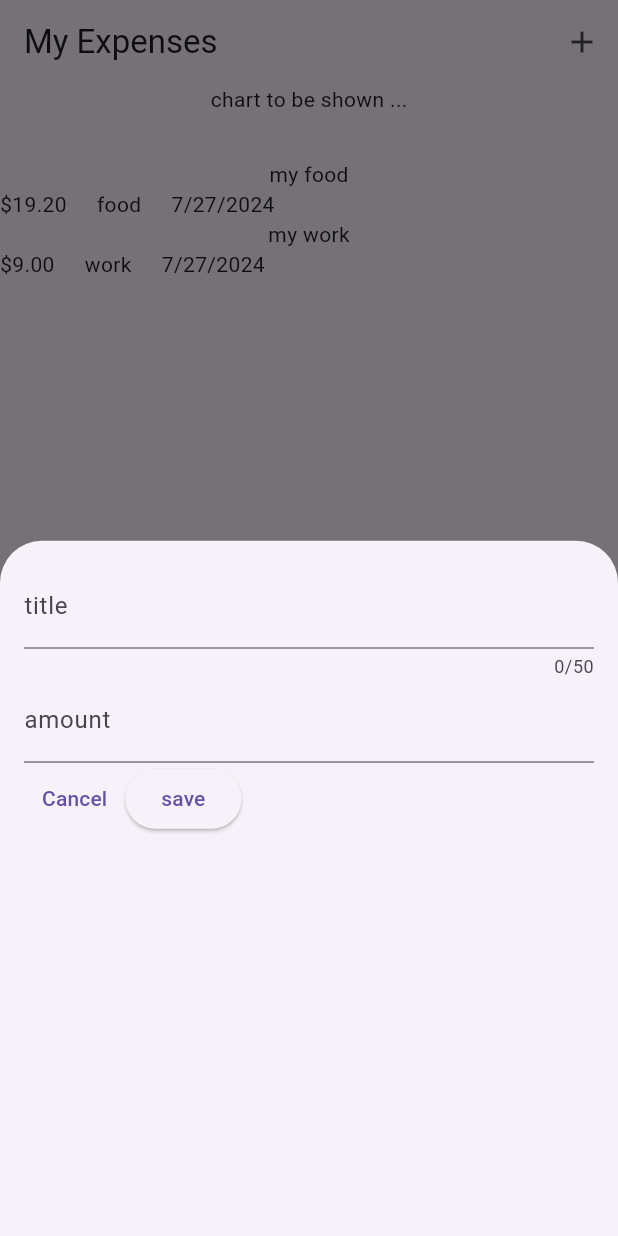
After one commit to AiExpert1985/expenses-flutter-course, a Flutter app: the screen it shows after launch, after a tap on the "add" icon, on a phone screen of 412 x 824 dp. The commit adds this screen. Run offline on Flutter 3.47's test engine with Material 3 defaults, Android fonts, the phone set to English and light mode, and no system bars.

Commit message:
fnish add expense partly

```diff
--- a/lib/widgets/expenses.dart
+++ b/lib/widgets/expenses.dart
@@ -2,6 +2,7 @@ import 'package:flutter/material.dart';
 
 import 'package:expenses/widgets/expenses_list/expense_list.dart';
 import 'package:expenses/models/expense.dart';
+import 'package:expenses/widgets/new_expense.dart';
 
 class Expenses extends StatefulWidget {
   const Expenses({super.key});
@@ -26,12 +27,32 @@ class _ExpensesState extends State<Expenses> {
         category: Category.work),
   ];
 
+  void addNewExpense(Expense expense) {
+    expenses.add(expense);
+    setState(() {});
+  }
+
+  void _openAddExpenseOverlay() {
+    showModalBottomSheet(
+        context: context, builder: (ctx) => NewExpense(onSave: addNewExpense));
+  }
+
   @override
   Widget build(Object context) {
     return Scaffold(
+      appBar: AppBar(
+        title: const Text('My Expenses'),
+        actions: [
+          IconButton(
+            onPressed: _openAddExpenseOverlay,
+            icon: const Icon(Icons.add),
+          ),
+        ],
+      ),
       body: Column(
         children: [
           const Text('chart to be shown ...'),
+          const SizedBox(height: 30),
           ExpenseList(expenses: expenses),
         ],
       ),
--- /dev/null
+++ b/lib/widgets/new_expense.dart
@@ -0,0 +1,76 @@
+import 'package:expenses/models/expense.dart';
+import 'package:flutter/material.dart';
+
+class NewExpense extends StatefulWidget {
+  const NewExpense({required this.onSave, super.key});
+
+  final void Function(Expense) onSave;
+
+  @override
+  State<NewExpense> createState() {
+    return _NewExpenseState();
+  }
+}
+
+class _NewExpenseState extends State<NewExpense> {
+  final _titleController = TextEditingController();
+  final _amountController = TextEditingController();
+
+  @override
+  void dispose() {
+    _titleController.dispose();
+    _amountController.dispose();
+    super.dispose();
+  }
+
+  void saveNewExpense() {
+    widget.onSave(
+      Expense(
+        title: _titleController.text,
+        amount: double.tryParse(_amountController.text)!,
+        category: Category.food,
+        date: DateTime.now(),
+      ),
+    );
+  }
+
+  @override
+  Widget build(BuildContext context) {
+    return Padding(
+      padding: const EdgeInsets.all(16.0),
+      child: Column(
+        children: [
+          TextField(
+            controller: _titleController,
+            maxLength: 50,
+            decoration: const InputDecoration(
+              label: Text('title'),
+            ),
+          ),
+          TextField(
+            controller: _amountController,
+            keyboardType: TextInputType.number,
+            decoration: const InputDecoration(
+              prefixText: '\$',
+              label: Text('amount'),
+            ),
+          ),
+          Row(
+            children: [
+              TextButton(
+                onPressed: () {
+                  Navigator.pop(context);
+                },
+                child: const Text('Cancel'),
+              ),
+              ElevatedButton(
+                onPressed: saveNewExpense,
+                child: const Text('save'),
+              )
+            ],
+          ),
+        ],
+      ),
+    );
+  }
+}
```
